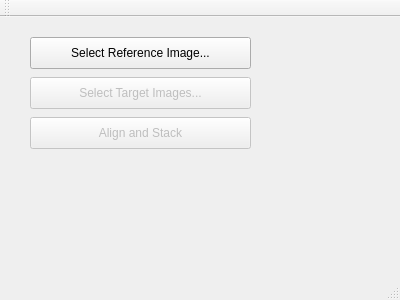
Qt form mainwindow.ui (BenJuan26/OpenSkyStacker) before a commit.
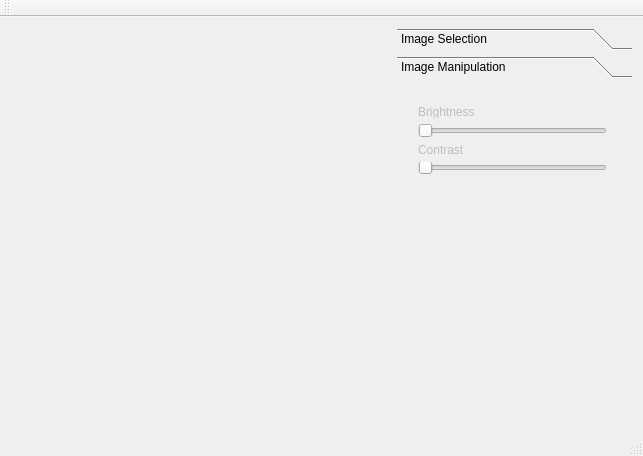
The same form after that commit. The open tabs and pages were chosen to show the change.

What changed in the file:
```diff
--- a/mainwindow.ui
+++ b/mainwindow.ui
@@ -6,59 +6,173 @@
    <rect>
     <x>0</x>
     <y>0</y>
-    <width>400</width>
-    <height>300</height>
+    <width>643</width>
+    <height>456</height>
    </rect>
   </property>
+  <property name="sizePolicy">
+   <sizepolicy hsizetype="Fixed" vsizetype="Fixed">
+    <horstretch>0</horstretch>
+    <verstretch>0</verstretch>
+   </sizepolicy>
+  </property>
   <property name="windowTitle">
    <string>MainWindow</string>
   </property>
   <widget class="QWidget" name="centralWidget">
-   <widget class="QPushButton" name="buttonSelectRefImage">
-    <property name="geometry">
-     <rect>
-      <x>30</x>
-      <y>20</y>
-      <width>221</width>
-      <height>32</height>
-     </rect>
-    </property>
-    <property name="text">
-     <string>Select Reference Image...</string>
-    </property>
-   </widget>
-   <widget class="QPushButton" name="buttonSelectTargetImages">
-    <property name="enabled">
-     <bool>false</bool>
-    </property>
-    <property name="geometry">
-     <rect>
-      <x>30</x>
-      <y>60</y>
-      <width>221</width>
-      <height>32</height>
-     </rect>
-    </property>
-    <property name="text">
-     <string>Select Target Images...</string>
-    </property>
-   </widget>
-   <widget class="QPushButton" name="buttonStack">
-    <property name="enabled">
-     <bool>false</bool>
-    </property>
-    <property name="geometry">
-     <rect>
-      <x>30</x>
-      <y>100</y>
-      <width>221</width>
-      <height>32</height>
-     </rect>
-    </property>
-    <property name="text">
-     <string>Align and Stack</string>
-    </property>
-   </widget>
+   <property name="sizePolicy">
+    <sizepolicy hsizetype="Expanding" vsizetype="Expanding">
+     <horstretch>4</horstretch>
+     <verstretch>0</verstretch>
+    </sizepolicy>
+   </property>
+   <layout class="QGridLayout" name="gridLayout">
+    <item row="1" column="1">
+     <spacer name="verticalSpacer">
+      <property name="orientation">
+       <enum>Qt::Vertical</enum>
+      </property>
+      <property name="sizeType">
+       <enum>QSizePolicy::Maximum</enum>
+      </property>
+      <property name="sizeHint" stdset="0">
+       <size>
+        <width>20</width>
+        <height>170</height>
+       </size>
+      </property>
+     </spacer>
+    </item>
+    <item row="0" column="1">
+     <widget class="QToolBox" name="toolBox_2">
+      <property name="minimumSize">
+       <size>
+        <width>235</width>
+        <height>0</height>
+       </size>
+      </property>
+      <property name="maximumSize">
+       <size>
+        <width>235</width>
+        <height>16777215</height>
+       </size>
+      </property>
+      <property name="currentIndex">
+       <number>0</number>
+      </property>
+      <widget class="QWidget" name="page_3">
+       <property name="enabled">
+        <bool>true</bool>
+       </property>
+       <property name="geometry">
+        <rect>
+         <x>0</x>
+         <y>0</y>
+         <width>235</width>
+         <height>141</height>
+        </rect>
+       </property>
+       <attribute name="label">
+        <string>Image Selection</string>
+       </attribute>
+       <layout class="QVBoxLayout" name="verticalLayout_3">
+        <item>
+         <widget class="QPushButton" name="buttonSelectRefImage">
+          <property name="text">
+           <string>Select Reference Image...</string>
+          </property>
+         </widget>
+        </item>
+        <item>
+         <widget class="QPushButton" name="buttonSelectTargetImages">
+          <property name="enabled">
+           <bool>false</bool>
+          </property>
+          <property name="text">
+           <string>Select Target Images...</string>
+          </property>
+         </widget>
+        </item>
+        <item>
+         <widget class="QPushButton" name="buttonStack">
+          <property name="enabled">
+           <bool>false</bool>
+          </property>
+          <property name="text">
+           <string>Align and Stack</string>
+          </property>
+         </widget>
+        </item>
+       </layout>
+      </widget>
+      <widget class="QWidget" name="page_4">
+       <property name="enabled">
+        <bool>false</bool>
+       </property>
+       <property name="geometry">
+        <rect>
+         <x>0</x>
+         <y>0</y>
+         <width>235</width>
+         <height>141</height>
+        </rect>
+       </property>
+       <attribute name="label">
+        <string>Image Manipulation</string>
+       </attribute>
+       <widget class="QWidget" name="verticalLayoutWidget">
+        <property name="geometry">
+         <rect>
+          <x>10</x>
+          <y>10</y>
+          <width>211</width>
+          <height>91</height>
+         </rect>
+        </property>
+        <layout class="QVBoxLayout" name="verticalLayout">
+         <item>
+          <widget class="QLabel" name="label">
+           <property name="text">
+            <string>Brightness</string>
+           </property>
+          </widget>
+         </item>
+         <item>
+          <widget class="QSlider" name="horizontalSlider">
+           <property name="orientation">
+            <enum>Qt::Horizontal</enum>
+           </property>
+          </widget>
+         </item>
+         <item>
+          <widget class="QLabel" name="label_2">
+           <property name="text">
+            <string>Contrast</string>
+           </property>
+          </widget>
+         </item>
+         <item>
+          <widget class="QSlider" name="horizontalSlider_2">
+           <property name="orientation">
+            <enum>Qt::Horizontal</enum>
+           </property>
+          </widget>
+         </item>
+        </layout>
+       </widget>
+       <zorder>verticalLayoutWidget</zorder>
+       <zorder>frame</zorder>
+      </widget>
+     </widget>
+    </item>
+    <item row="0" column="0" rowspan="2">
+     <widget class="QLabel" name="mainImage">
+      <property name="text">
+       <string/>
+      </property>
+     </widget>
+    </item>
+   </layout>
   </widget>
   <widget class="QMenuBar" name="menuBar">
    <property name="geometry">
```
Left out of the diff: 2 changed lines with no effect on the pictures.
